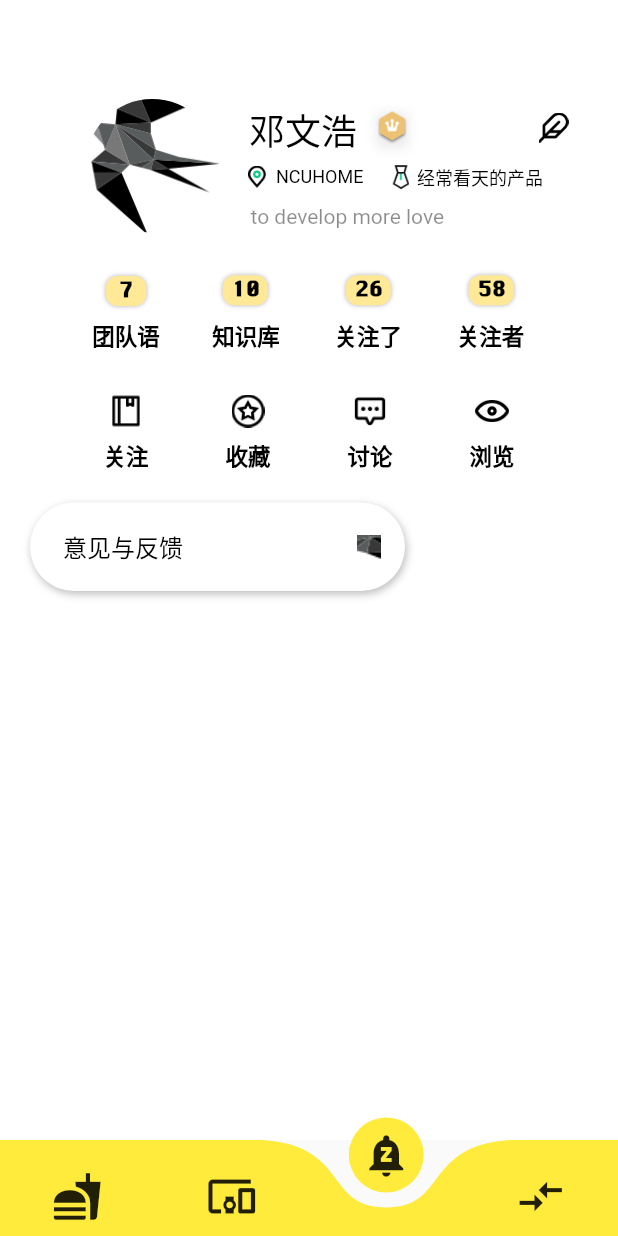
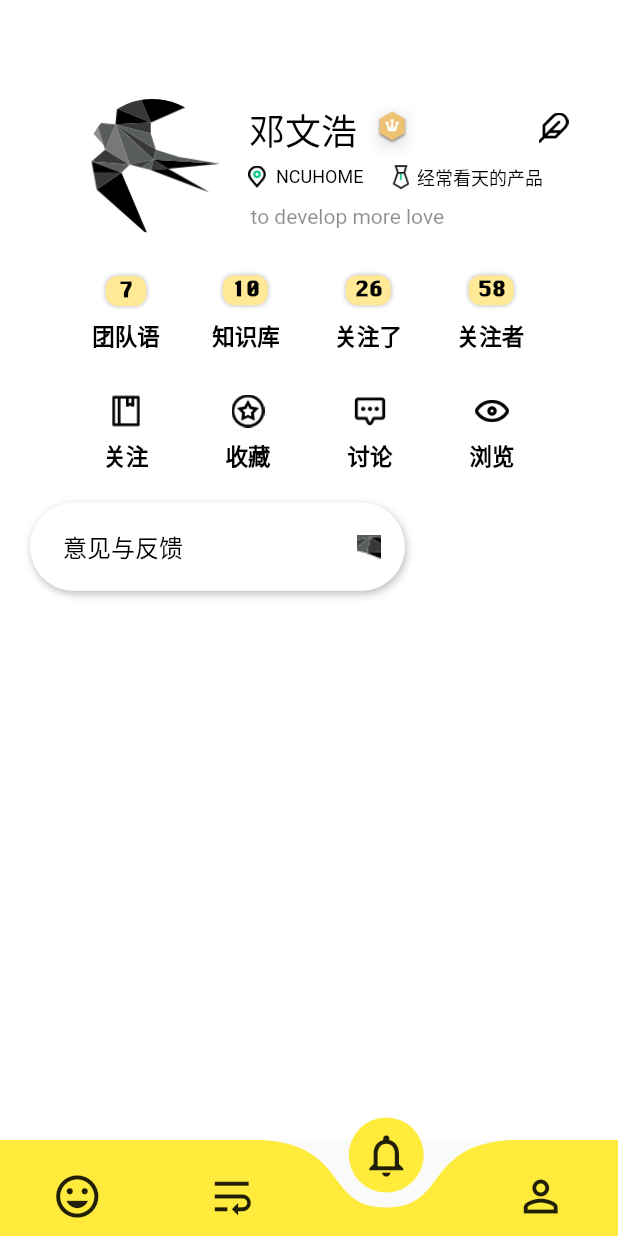
Before and after one commit to aboutmydreams/yuyan_app, a Flutter app: the HomePage screen opened directly, item 3 of the bottom bar chosen, on a phone screen of 412 x 824 dp. Run offline on Flutter 3.47's test engine with Material 2 defaults, Android fonts, the phone set to English and light mode, and no system bars; drawn by our look-alikes of curved_navigation_bar; our stand-ins replace cached_network_image, dio, flare_flutter, flutter_svg, fluttertoast, liquid_swipe and 2 more; missing offline and left inert: flutter_webview_plugin; accounts and stored records are empty; network calls fail; Roboto replaces fonts that are missing (PingFang SC).

Commit message:
:tada: :lipstick: change icon

```diff
--- a/lib/views/home_page.dart
+++ b/lib/views/home_page.dart
@@ -34,10 +34,10 @@ class _HomePageState extends State<HomePage> {
         height: 64,
         backgroundColor: Colors.transparent,
         items: <Widget>[
-          Icon(Icons.fastfood, size: 34),
-          Icon(Icons.devices_other, size: 34),
-          Icon(Icons.notifications_paused, size: 34),
-          Icon(Icons.compare_arrows, size: 34),
+          Icon(Icons.insert_emoticon, size: 34),
+          Icon(Icons.wrap_text, size: 34),
+          Icon(Icons.notifications_none, size: 34),
+          Icon(Icons.perm_identity, size: 34),
         ],
         animationDuration: Duration(milliseconds: 300),
         onTap: (index) {
--- a/pubspec.yaml
+++ b/pubspec.yaml
@@ -90,6 +90,10 @@ flutter:
   assets:
     - assets/flares/yuyan_first.flr
     - assets/images/logo.png
+    - assets/images/icon1.png
+    - assets/images/icon2.png
+    - assets/images/icon3.png
+    - assets/images/icon4.png
     - assets/images/paddy.svg
     - assets/images/first.jpg
     - assets/images/guide/guide1.jpg
```
Also changed, not shown: assets/images/icon1.png (added), assets/images/icon2.png (added), assets/images/icon3.png (added), assets/images/icon4.png (added).
